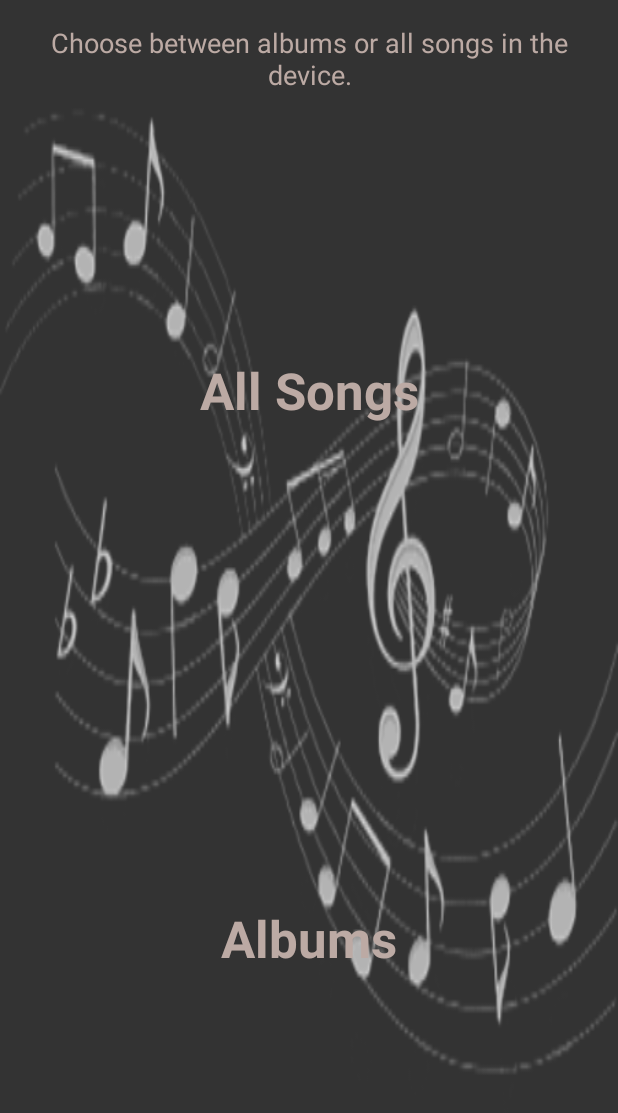
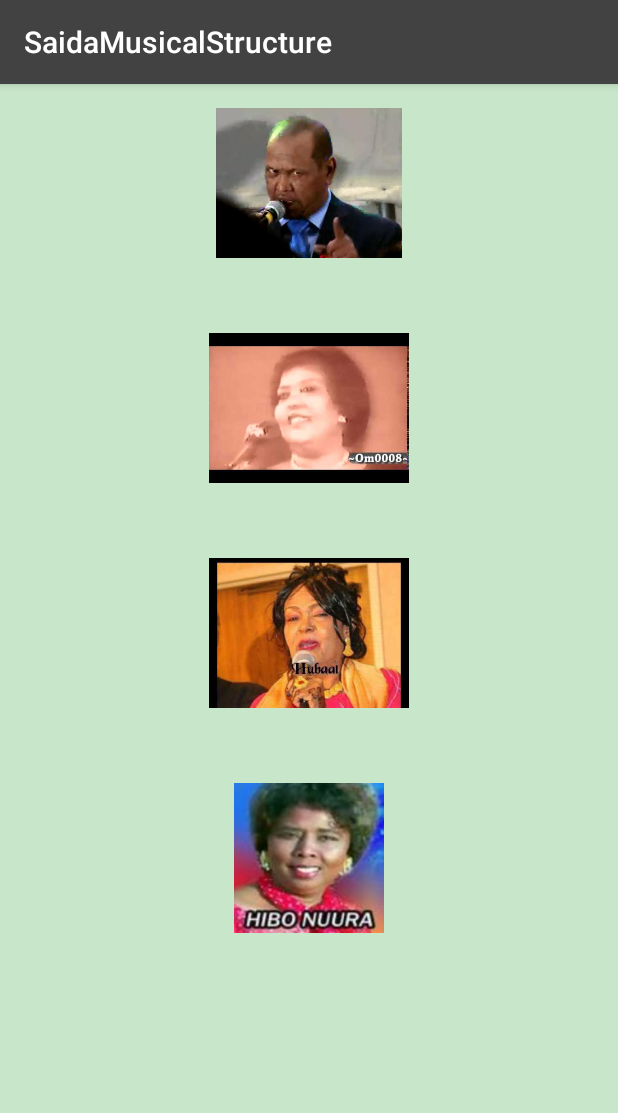
Before and after one commit to saidabxl/Saida_Musical_Structure, an Android app: the screen it shows after launch (MainActivity), on a phone screen of 412 x 824 dp. Shown: the top 1113 px of the screen. Run offline under Robolectric (Android 15) with nearby library versions, the phone set to English and light mode, and no system bars.

Commit message:
Initial Commit

```diff
--- a/app/src/main/java/com/example/android/saidamusicalstructure/MainActivity.java
+++ b/app/src/main/java/com/example/android/saidamusicalstructure/MainActivity.java
@@ -4,7 +4,7 @@ import android.content.Intent;
 import android.support.v7.app.AppCompatActivity;
 import android.os.Bundle;
 import android.view.View;
-import android.widget.TextView;
+import android.widget.ImageView;
 
 public class MainActivity extends AppCompatActivity {
 
@@ -13,29 +13,42 @@ public class MainActivity extends AppCompatActivity {
         super.onCreate(savedInstanceState);
         setContentView(R.layout.activity_main);
 
-        //Find TextView for All Songs
-        TextView allSongs = (TextView) findViewById(R.id.all_songs);
-
-        //add click listener to all song text view
-        allSongs.setOnClickListener(new View.OnClickListener() {
+        ImageView samatarImageView = findViewById(R.id.samatar_image_view);
+        samatarImageView.setOnClickListener(new View.OnClickListener() {
+            // The code in this method will be executed when the numbers category is clicked on.
             @Override
             public void onClick(View view) {
-                Intent songsIntent = new Intent(MainActivity.this, SongsActivity.class);
-                startActivity(songsIntent);
+                Intent samatarIntent = new Intent(MainActivity.this, SamatarSongs.class);
+                startActivity(samatarIntent);
+            }
+        });
+        ImageView magoolImageView = findViewById(R.id.magool_image_view);
+        magoolImageView.setOnClickListener(new View.OnClickListener() {
+            // The code in this method will be executed when the numbers category is clicked on.
+            @Override
+            public void onClick(View view) {
+                Intent magoolIntent = new Intent(MainActivity.this, MagoolSongs.class);
+                startActivity(magoolIntent);
             }
         });
 
-        //Find TextView for Albums
-        TextView albums = (TextView) findViewById(R.id.albums);
-
-        //add click listener to albums text view
-        albums.setOnClickListener(new View.OnClickListener() {
+        ImageView sahraImageView = findViewById(R.id.sahra_image_view);
+        sahraImageView.setOnClickListener(new View.OnClickListener() {
             @Override
             public void onClick(View view) {
-                Intent albumsIntent = new Intent(MainActivity.this, AlbumsActivity.class);
-                startActivity(albumsIntent);
+                Intent sahraIntent = new Intent(MainActivity.this, SahraSongs.class);
+                startActivity(sahraIntent);
+            }
+        });
+        ImageView musicImageView = findViewById(R.id.hibo_image_view);
+        musicImageView.setOnClickListener(new View.OnClickListener() {
+            @Override
+            public void onClick(View view) {
+                Intent musicIntent = new Intent(MainActivity.this, MusicActivity.class);
+                startActivity(musicIntent);
             }
         });
 
+
     }
 }
--- a/app/src/main/res/layout/activity_main.xml
+++ b/app/src/main/res/layout/activity_main.xml
@@ -1,29 +1,67 @@
-<?xml version="1.0" encoding="utf-8"?>
-<LinearLayout xmlns:android="http://schemas.android.com/apk/res/android"
-    xmlns:tools="http://schemas.android.com/tools"
-    android:id="@+id/activity_main"
+<ScrollView xmlns:android="http://schemas.android.com/apk/res/android"
     android:layout_width="match_parent"
     android:layout_height="match_parent"
-    android:background="@drawable/music"
-    android:orientation="vertical"
-    android:paddingBottom="@dimen/activity_vertical_margin"
-    android:paddingLeft="@dimen/activity_horizontal_margin"
-    android:paddingRight="@dimen/activity_horizontal_margin"
-    android:paddingTop="@dimen/activity_vertical_margin"
-    tools:context="com.example.android.saidamusicalstructure.MainActivity">
+    android:background="@color/background_main">
 
-    <TextView
-        style="@style/label"
-        android:text="@string/main" />
 
-    <TextView
-        android:id="@+id/all_songs"
-        style="@style/textView"
-        android:text="@string/category_song" />
+    <LinearLayout xmlns:tools="http://schemas.android.com/tools"
+        android:layout_width="match_parent"
+        android:layout_height="wrap_content"
+        android:orientation="vertical"
+        tools:context="com.example.android.saidamusicalstructure.SamatarSongs">
 
-    <TextView
-        android:id="@+id/albums"
-        style="@style/textView"
-        android:text="@string/category_album" />
 
-</LinearLayout>
+        <FrameLayout
+            android:id="@+id/frame_layout_samatar"
+            android:layout_width="match_parent"
+            android:layout_height="150dp"
+            android:layout_marginTop="16dp">
+
+            <ImageView
+                android:id="@+id/samatar_image_view"
+                android:layout_width="match_parent"
+                android:layout_height="100dp"
+                android:src="@drawable/samatar" />
+        </FrameLayout>
+
+        <FrameLayout
+            android:id="@+id/frame_layout_magool"
+            android:layout_width="match_parent"
+            android:layout_height="150dp">
+
+            <ImageView
+                android:id="@+id/magool_image_view"
+                android:layout_width="match_parent"
+                android:layout_height="100dp"
+                android:src="@drawable/magool" />
+
+        </FrameLayout>
+
+        <FrameLayout
+            android:id="@+id/frame_layout_sahra"
+            android:layout_width="match_parent"
+            android:layout_height="150dp">
+
+
+            <ImageView
+                android:id="@+id/sahra_image_view"
+                android:layout_width="match_parent"
+                android:layout_height="100dp"
+                android:src="@drawable/sahra" />
+
+        </FrameLayout>
+
+        <FrameLayout
+            android:id="@+id/frame_layout_hibo"
+            android:layout_width="match_parent"
+            android:layout_height="150dp">
+
+            <ImageView
+                android:id="@+id/hibo_image_view"
+                android:layout_width="match_parent"
+                android:layout_height="100dp"
+                android:src="@drawable/hibo" />
+        </FrameLayout>
+
+    </LinearLayout>
+</ScrollView>
--- a/app/src/main/res/values/colors.xml
+++ b/app/src/main/res/values/colors.xml
@@ -2,8 +2,13 @@
 <resources>
     <color name="colorPrimary">#424242</color>
     <color name="colorPrimaryDark">#424242</color>
-    <color name="colorAccent">#FF4081</color>
-    <color name="background">#C8E6C9</color>
-    <color name="button_background">#BCAAA4</color>
-    <color name="textColor">#FFFFFF</color>
+
+
+    <color name="category_samatar">#A7FFEB</color>
+    <color name="category_magool">#B2DFDB</color>
+    <color name="category_sahra">#B9F6CA</color>
+    <color name="category_song">#B3E5FC</color>
+
+    <color name="background_main">#C8E6C9</color>
+    <color name="color_text">#212121</color>
 </resources>
--- a/app/src/main/res/values/dimens.xml
+++ b/app/src/main/res/values/dimens.xml
@@ -1,7 +1,6 @@
 <?xml version="1.0" encoding="utf-8"?>
 <resources>
-    <!-- Default screen margins, per the Android Design guidelines. -->
-    <dimen name="activity_horizontal_margin">16dp</dimen>
-    <dimen name="activity_vertical_margin">16dp</dimen>
-    <dimen name="layout_Margin">150dp</dimen>
+    <dimen name="list_item_height">88dp</dimen>
+    <dimen name="image_list">24dp</dimen>
+    <dimen name="image_page_first">200dp</dimen>
 </resources>
--- a/app/src/main/res/values/styles.xml
+++ b/app/src/main/res/values/styles.xml
@@ -1,47 +1,19 @@
 <resources>
 
-    <!-- Base application theme. -->
     <style name="AppTheme" parent="Theme.AppCompat.Light.DarkActionBar">
-        <!-- Customize your theme here. -->
-        <item name="windowNoTitle">true</item>
-        <item name="windowActionBar">false</item>
         <item name="colorPrimary">@color/colorPrimary</item>
         <item name="colorPrimaryDark">@color/colorPrimaryDark</item>
-        <item name="colorAccent">@color/colorAccent</item>
     </style>
 
-    <!-- Main activity TextViews-->
-    <style name="textView">
-        <item name="android:layout_height">0dp</item>
+    <style name="CategoryItem">
+        <item name="android:gravity">center_vertical</item>
         <item name="android:layout_width">match_parent</item>
-        <item name="android:layout_weight">1</item>
-        <item name="android:gravity">center</item>
-        <item name="android:textSize">34sp</item>
-        <item name="android:textStyle">bold</item>
-        <item name="android:textColor">@color/button_background</item>
-        <item name="android:layout_margin">24dp</item>
-    </style>
-
-    <!-- Songs , Albumes, Playlists activites Textviews-->
-    <style name="element">
-        <item name="android:layout_height">70dp</item>
-        <item name="android:layout_width">match_parent</item>
-        <item name="android:gravity">center_vertical</item>
+        <item name="android:layout_height">@dimen/list_item_height</item>
+        <item name="android:textStyle">italic</item>
+        <item name="android:paddingLeft">8dp</item>
         <item name="android:textSize">24sp</item>
-        <item name="android:textColor">@color/button_background</item>
-        <item name="android:layout_marginBottom">@dimen/activity_vertical_margin</item>
-
-    </style>
-
-    <!-- lables style -->
-    <style name="label">
-        <item name="android:layout_height">wrap_content</item>
-        <item name="android:layout_width">match_parent</item>
-        <item name="android:gravity">center</item>
-        <item name="android:textSize">18sp</item>
-        <item name="android:textColor">@color/button_background</item>
-        <item name="android:layout_marginBottom">@dimen/activity_vertical_margin</item>
-
+        <item name="android:textAppearance">?android:textAppearanceMedium</item>
+        <item name="android:textColor">@color/color_text</item>
     </style>
 
 </resources>
```
Also changed, not shown: app/src/main/AndroidManifest.xml (+34 -10 lines), app/src/main/java/com/example/android/saidamusicalstructure/AlbumContentActivity.java (deleted, +0 -58 lines), app/src/main/java/com/example/android/saidamusicalstructure/AlbumsActivity.java (deleted, +0 -56 lines), app/src/main/java/com/example/android/saidamusicalstructure/NowPlayActivity.java (deleted, +0 -19 lines), app/src/main/java/com/example/android/saidamusicalstructure/SongsActivity.java (deleted, +0 -57 lines), app/src/main/res/layout/activity_album_content.xml (deleted, +0 -36 lines), app/src/main/res/layout/activity_albums.xml (deleted, +0 -36 lines), app/src/main/res/layout/activity_now_play.xml (deleted, +0 -21 lines), app/src/main/res/layout/activity_songs.xml (deleted, +0 -39 lines), app/src/main/res/values/strings.xml (+14 -18 lines), app/src/main/res/drawable/hibo.jpg (added), app/src/main/res/drawable/magool.jpg (added), app/src/main/res/drawable/sahra.jpg (added), app/src/main/res/drawable/samatar.jpg (added).
